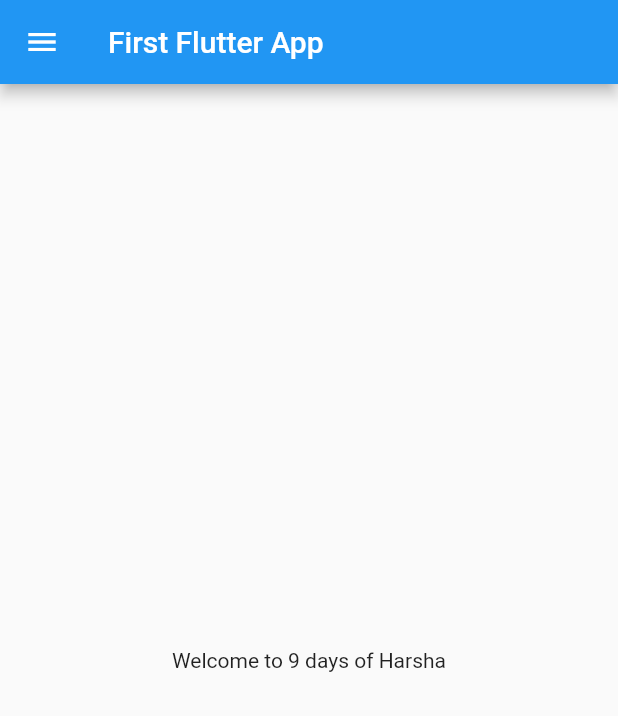
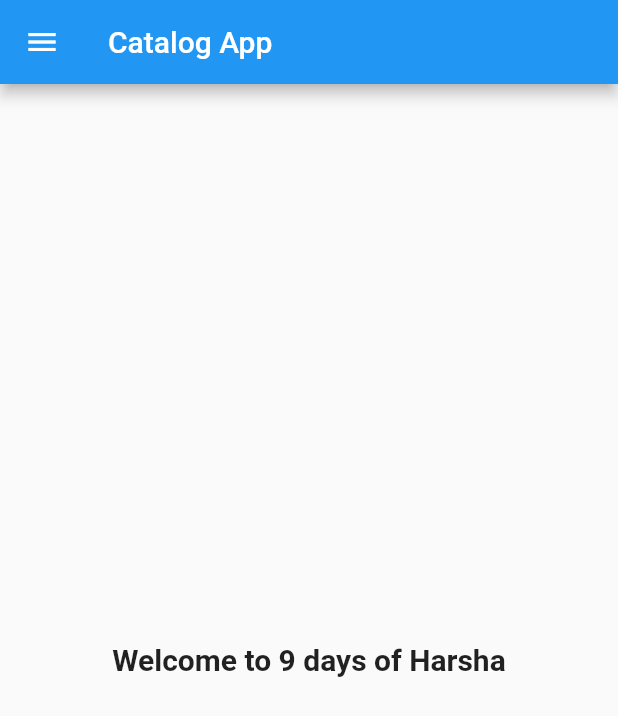
Before and after one commit to Harsha-7975/30daysofflutter, a Flutter app: the screen it shows after launch, on a phone screen of 412 x 824 dp. Shown: the top 716 px of the screen. Run offline on Flutter 3.47's test engine with Material 2 defaults, Android fonts, the phone set to English and light mode, and no system bars.

Commit message:
day 3 completed

```diff
--- a/lib/main.dart
+++ b/lib/main.dart
@@ -1,5 +1,6 @@
 import 'package:flutter/material.dart';
-import 'package:flutter_application_1/homepage.dart';
+import 'package:flutter_application_1/pages/homepage.dart';
+import 'package:flutter_application_1/pages/login_page.dart';
 
 void main()
 {
@@ -12,9 +13,18 @@ class MyApp extends StatelessWidget {
   @override
   Widget build(BuildContext context) {
 
-
     return MaterialApp(
-      home: HomePage(),
+      // home: HomePage(),
+      themeMode: ThemeMode.light,
+      darkTheme: ThemeData(
+        brightness: Brightness.dark,
+      ),
+      routes: {
+        "/" : (context) => HomePage(), // "/" means homepage
+        "/login" : (context) => LoginPage()
+      },
     );
   }
 }
+
+// widget is a component
--- a/lib/homepage.dart
+++ b/lib/pages/homepage.dart
@@ -1,5 +1,4 @@
 import 'package:flutter/material.dart';
-
 
 
 class HomePage extends StatelessWidget {
@@ -13,11 +12,11 @@ class HomePage extends StatelessWidget {
 
     return Scaffold(
         appBar: AppBar(
-          title: Text("First Flutter App"),
+          title: Text("Catalog App"),
         ),
         body: Center(
           child: Container(
-            child: Text("Welcome to $days days of "+name),
+            child: Text("Welcome to $days days of "+name, style:TextStyle(fontSize: 20,fontWeight: FontWeight.bold)),
           ),
         ),
         drawer: Drawer(),
```
Also changed, not shown: lib/pages/login_page.dart (added, +14 -0 lines).
